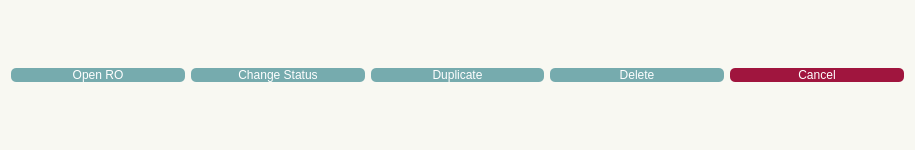
winterautollc/OpenAutoCore, file openauto/theme/estimate_options.ui: the form before one commit.
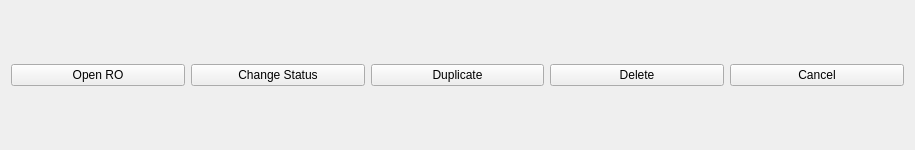
The form after the commit. Icons and pictures are not drawn.

The edit to the form file:
```diff
--- a/openauto/theme/estimate_options.ui
+++ b/openauto/theme/estimate_options.ui
@@ -14,25 +14,13 @@
    <string>Form</string>
   </property>
   <property name="styleSheet">
-   <string notr="true">color: #333;
-background-color: #f8f8f2;
-background-image: none;</string>
+   <string notr="true"/>
   </property>
   <layout class="QGridLayout" name="gridLayout">
    <item row="0" column="0">
     <widget class="QPushButton" name="open_ro_button">
      <property name="styleSheet">
-      <string notr="true">QPushButton {
-	border-radius: 5px;
-	color: #fff;
-	background-color: #76ABAE;
-}
-
-QPushButton:hover {
-	background-color: #828786;
-	color: #fff;
-	border-radius: 10px;
-}</string>
+      <string notr="true"/>
      </property>
      <property name="text">
       <string>Open RO</string>
@@ -52,17 +40,7 @@
    <item row="0" column="1">
     <widget class="QPushButton" name="change_status_button">
      <property name="styleSheet">
-      <string notr="true">QPushButton {
-	border-radius: 5px;
-	color: #fff;
-	background-color: #76ABAE;
-}
-
-QPushButton:hover {
-	background-color: #828786;
-	color: #fff;
-	border-radius: 10px;
-}</string>
+      <string notr="true"/>
      </property>
      <property name="text">
       <string>Change Status</string>
@@ -82,17 +60,7 @@
    <item row="0" column="2">
     <widget class="QPushButton" name="duplicate_ro_button">
      <property name="styleSheet">
-      <string notr="true">QPushButton {
-	border-radius: 5px;
-	color: #fff;
-	background-color: #76ABAE;
-}
-
-QPushButton:hover {
-	background-color: #828786;
-	color: #fff;
-	border-radius: 10px;
-}</string>
+      <string notr="true"/>
      </property>
      <property name="text">
       <string>Duplicate</string>
@@ -112,17 +80,7 @@
    <item row="0" column="3">
     <widget class="QPushButton" name="delete_ro_button">
      <property name="styleSheet">
-      <string notr="true">QPushButton {
-	border-radius: 5px;
-	color: #fff;
-	background-color: #76ABAE;
-}
-
-QPushButton:hover {
-	background-color: #828786;
-	color: #fff;
-	border-radius: 10px;
-}</string>
+      <string notr="true"/>
      </property>
      <property name="text">
       <string>Delete</string>
@@ -142,17 +100,7 @@
    <item row="0" column="4">
     <widget class="QPushButton" name="cancel_button">
      <property name="styleSheet">
-      <string notr="true">QPushButton {
-	border-radius: 5px;
-	color: #fff;
-	background-color: #A0153E;
-}
-
-QPushButton:hover {
-	background-color: #C49497;
-	color: #fff;
-	border-radius: 10px;
-}</string>
+      <string notr="true"/>
      </property>
      <property name="text">
       <string>Cancel</string>
```
Left out of the diff: 8 changed lines with no effect on the pictures.
